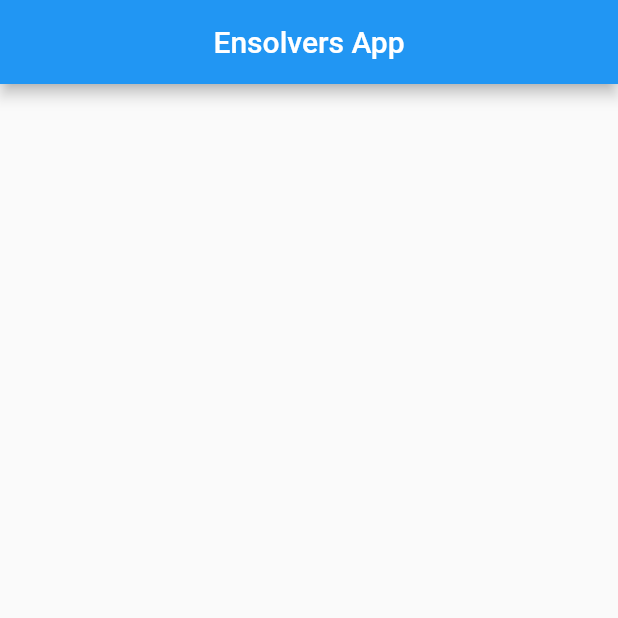
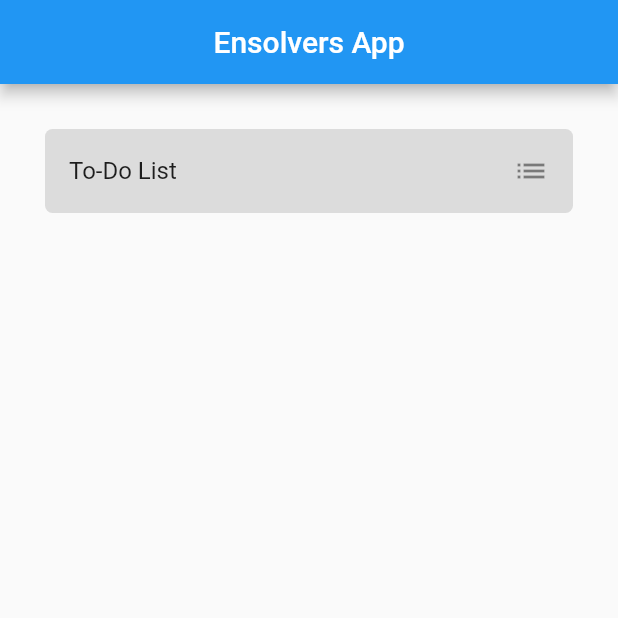
Before and after one commit to martinpelli/flutter_ensolvers, a Flutter app: the screen it shows after launch, on a phone screen of 412 x 824 dp, the top half of it. Run offline on Flutter 3.47's test engine with Material 2 defaults, Android fonts, the phone set to English and light mode, and no system bars.

Commit message:
To-do List tab and page created

```diff
--- a/lib/src/pages/home_page.dart
+++ b/lib/src/pages/home_page.dart
@@ -6,8 +6,22 @@ class HomePage extends StatelessWidget {
   @override
   Widget build(BuildContext context) {
     return Scaffold(
-      appBar: AppBar(
-        title: Center(child: Text('Ensolvers App')),
+      appBar: AppBar(title: Center(child: Text('Ensolvers App'))),
+      body: Container(
+        child: Column(
+          children: [
+            ListTile(
+              tileColor: Colors.black12,
+              title: Text('To-Do List'),
+              trailing: Icon(Icons.list),
+              onTap: () => Navigator.pushNamed(context, 'to-do'),
+              hoverColor: Colors.black12,
+              shape: RoundedRectangleBorder(
+                  borderRadius: BorderRadius.all(Radius.circular(5))),
+            )
+          ],
+        ),
+        padding: EdgeInsets.all(30),
       ),
     );
   }
--- /dev/null
+++ b/lib/src/pages/to_do_page.dart
@@ -0,0 +1,10 @@
+import 'package:flutter/material.dart';
+
+class ToDoPage extends StatelessWidget {
+  const ToDoPage({Key? key}) : super(key: key);
+
+  @override
+  Widget build(BuildContext context) {
+    return Container();
+  }
+}
--- a/lib/src/routes/routes.dart
+++ b/lib/src/routes/routes.dart
@@ -1,7 +1,11 @@
 import 'package:flutter/material.dart';
 
 import 'package:flutter_ensolvers/src/pages/home_page.dart';
+import 'package:flutter_ensolvers/src/pages/to_do_page.dart';
 
 Map<String, WidgetBuilder> getRoutes() {
-  return <String, WidgetBuilder>{'/': (BuildContext context) => HomePage()};
+  return <String, WidgetBuilder>{
+    '/': (BuildContext context) => HomePage(),
+    'to-do': (BuildContext context) => ToDoPage()
+  };
 }
```
